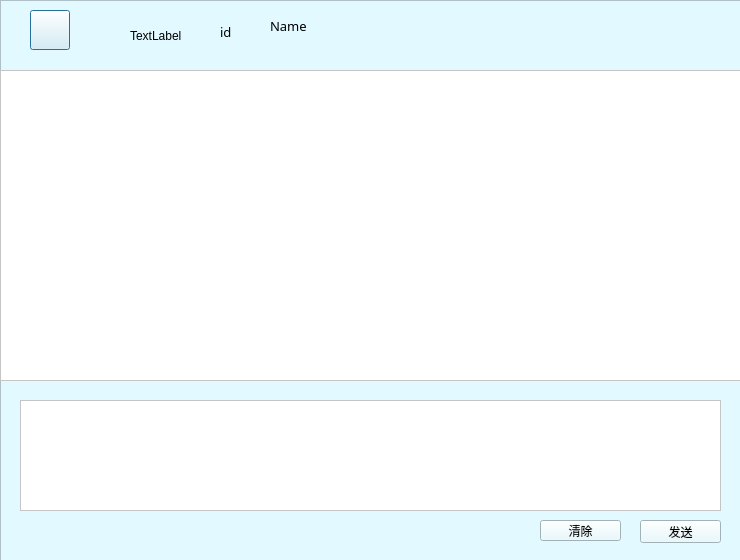
The window that chat/chatwindow.ui (Snowball-Di/cs2021_qt_chat) describes before a commit, drawn with Qt 5.
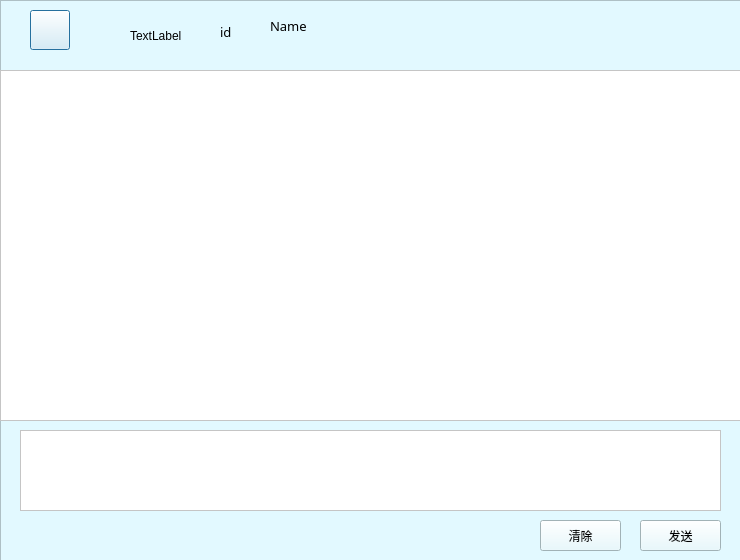
The same window after the commit. Icons and pictures are not drawn.

What changed in the file:
```diff
--- a/chat/chatwindow.ui
+++ b/chat/chatwindow.ui
@@ -170,9 +170,9 @@
      <property name="geometry">
       <rect>
        <x>20</x>
-       <y>20</y>
+       <y>50</y>
        <width>701</width>
-       <height>111</height>
+       <height>81</height>
       </rect>
      </property>
      <property name="sizePolicy">
@@ -181,6 +181,12 @@
        <verstretch>0</verstretch>
       </sizepolicy>
      </property>
+     <property name="font">
+      <font>
+       <family>AdLib WGL4 BT</family>
+       <pointsize>10</pointsize>
+      </font>
+     </property>
      <property name="styleSheet">
       <string notr="true">background-color: rgb(255, 255, 255);</string>
      </property>
@@ -191,7 +197,7 @@
        <x>640</x>
        <y>140</y>
        <width>81</width>
-       <height>23</height>
+       <height>31</height>
       </rect>
      </property>
      <property name="text">
@@ -204,7 +210,7 @@
        <x>540</x>
        <y>140</y>
        <width>81</width>
-       <height>21</height>
+       <height>31</height>
       </rect>
      </property>
      <property name="text">
@@ -218,7 +224,7 @@
       <x>0</x>
       <y>70</y>
       <width>741</width>
-      <height>311</height>
+      <height>351</height>
      </rect>
     </property>
     <property name="sizePolicy">
@@ -234,8 +240,14 @@
      <enum>Qt::NoFocus</enum>
     </property>
     <property name="styleSheet">
-     <string notr="true">background-image: url(:/img/img/cat3.jpg);
-background-position:center </string>
+     <string notr="true">QListWidget{background:url(:/img/img/cat3.jpg);
+background-position:center; }
+QListWidget::Item{background:transparent;}
+QListWidget::Item:hover{background:transparent;}
+QListWidget::item:selected{
+	background:transparent;
+}
+QListWidget::item:selected:!active{background:transparent;}</string>
     </property>
     <property name="verticalScrollBarPolicy">
      <enum>Qt::ScrollBarAsNeeded</enum>
```
